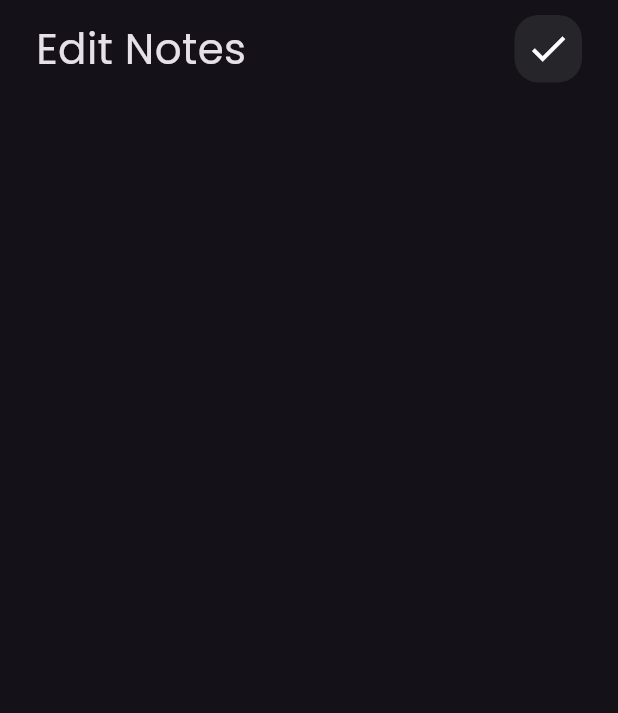
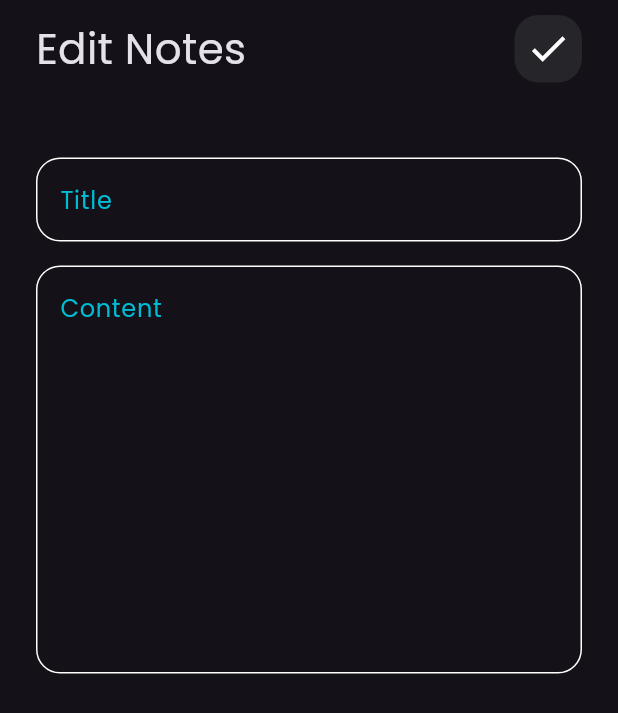
Before and after one commit to MuhammedAli21/notes_app, a Flutter app: the EditNoteBody screen opened directly, on a phone screen of 412 x 824 dp. Shown: the top 713 px of the screen. Run offline on Flutter 3.47's test engine with Material 3 defaults, Android fonts, the phone set to English and light mode, and no system bars.

Commit message:
add text field to edit note page

```diff
--- a/lib/widgets/edit_note_body.dart
+++ b/lib/widgets/edit_note_body.dart
@@ -1,5 +1,6 @@
 import 'package:flutter/material.dart';
 import 'package:todo_app_tharawt/widgets/custome_serach_bar.dart';
+import 'package:todo_app_tharawt/widgets/custome_text_field.dart';
 
 class EditNoteBody extends StatelessWidget {
   const EditNoteBody({super.key});
@@ -10,7 +11,13 @@ class EditNoteBody extends StatelessWidget {
       body: Padding(
         padding: const EdgeInsets.symmetric(horizontal: 24, vertical: 10),
         child: Column(
-          children: [CustomeSearchBar(title: 'Edit Notes', icon: Icons.check)],
+          children: [
+            CustomeSearchBar(title: 'Edit Notes', icon: Icons.check),
+            SizedBox(height: 50),
+            CustomeTextField(hint: 'Title'),
+            SizedBox(height: 16),
+            CustomeTextField(hint: 'Content', maxLines: 10),
+          ],
         ),
       ),
     );
```
Also changed, not shown: lib/widgets/notes_card.dart (+7 -1 lines), lib/widgets/notes_view_body.dart (+1 -6 lines).
